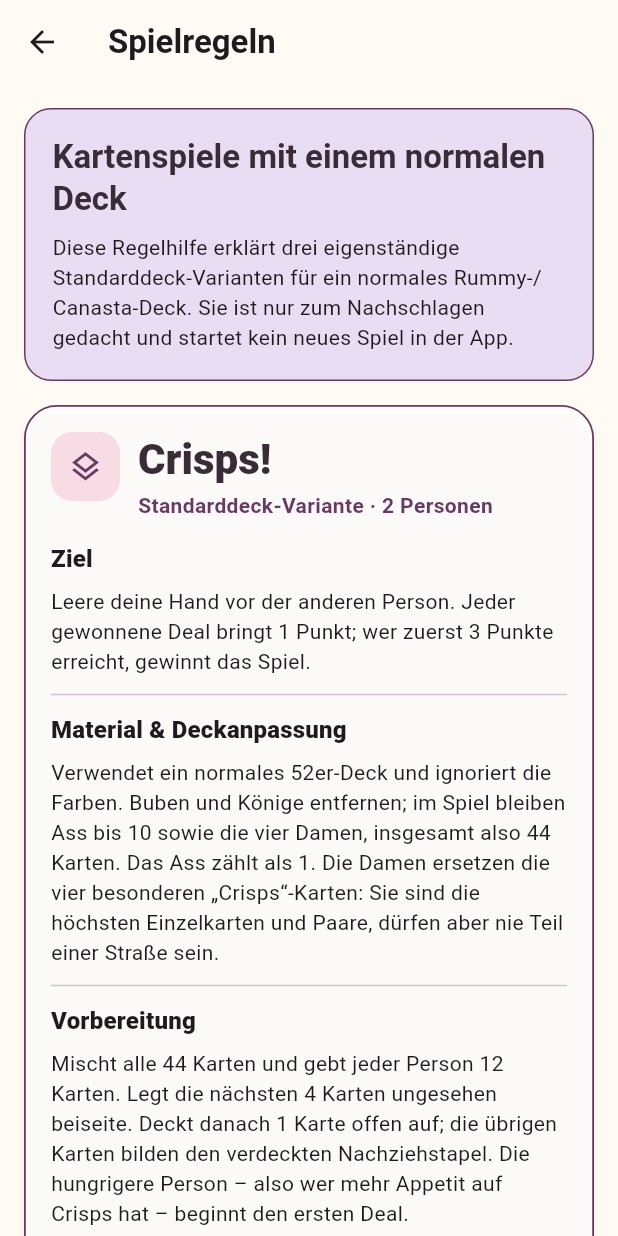
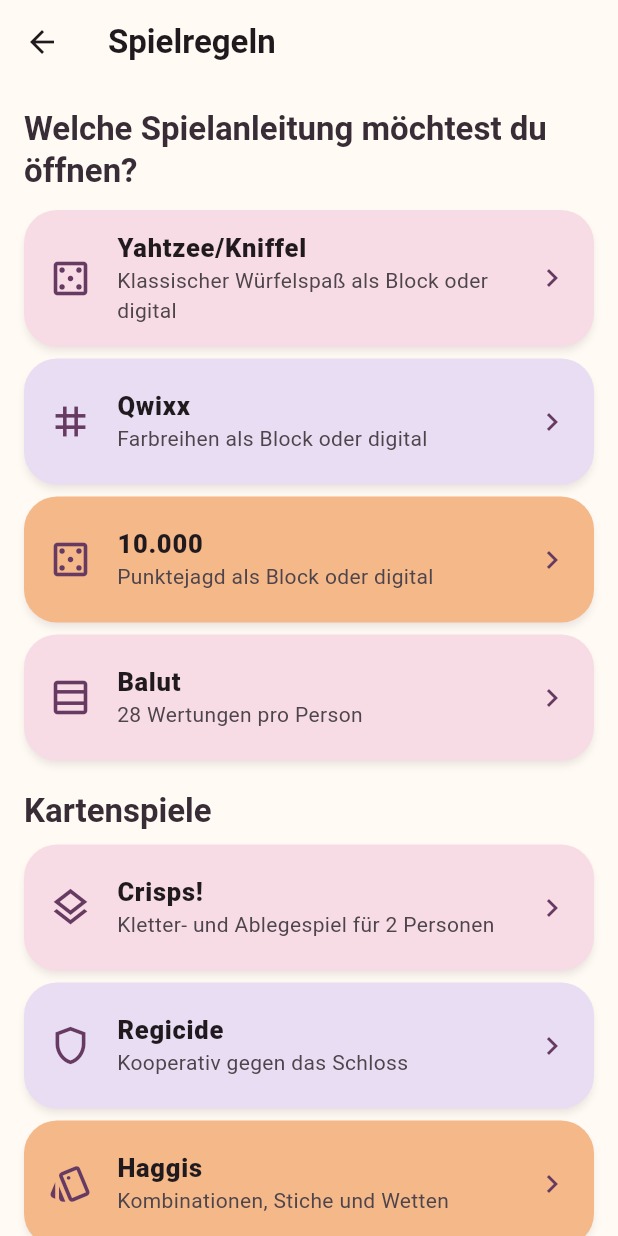
Before and after one commit to Weltenwanderer1/wuerfelblock, a Flutter app: the screen it shows after launch, after a tap on "Spielregeln", on a phone screen of 412 x 824 dp. Run offline on Flutter 3.47's test engine with Material 3 defaults, Android fonts, the phone set to English and light mode, and no system bars; our stand-ins replace shared_preferences.

Commit message:
fix: Spielauswahl und Regelnavigation überarbeiten

```diff
--- a/lib/screens/card_games_rules_screen.dart
+++ b/lib/screens/card_games_rules_screen.dart
@@ -2,11 +2,16 @@
 
 import '../core/app_theme.dart';
 
-class CardGamesRulesScreen extends StatelessWidget {
-  const CardGamesRulesScreen({super.key});
+enum CardGame { crisps, regicide, haggis }
+
+class CardGameRulesScreen extends StatelessWidget {
+  const CardGameRulesScreen({required this.game, super.key});
+
+  final CardGame game;
 
   static const _games = <_GameRules>[
     _GameRules(
+      kind: CardGame.crisps,
       keyName: 'crisps',
       title: 'Crisps!',
       subtitle: 'Standarddeck-Variante · 2 Personen',
@@ -44,6 +49,7 @@
       ],
     ),
     _GameRules(
+      kind: CardGame.regicide,
       keyName: 'regicide',
       title: 'Regicide',
       subtitle: 'Standarddeck-Variante · kooperativ · 1–4 Personen',
@@ -101,6 +107,7 @@
       ],
     ),
     _GameRules(
+      kind: CardGame.haggis,
       keyName: 'haggis',
       title: 'Haggis',
       subtitle: 'Standarddeck-Variante · 2–3 Personen',
@@ -148,25 +155,19 @@
   ];
 
   @override
-  Widget build(BuildContext context) => Scaffold(
-    appBar: AppBar(title: const Text('Spielregeln')),
+  Widget build(BuildContext context) {
+    final selectedGame = _games.firstWhere((item) => item.kind == game);
+    return Scaffold(
+      appBar: AppBar(title: Text('${selectedGame.title}-Regeln')),
       body: SelectionArea(
         child: SingleChildScrollView(
           padding: const EdgeInsets.fromLTRB(16, 16, 16, 32),
           child: Center(
             child: ConstrainedBox(
               constraints: const BoxConstraints(maxWidth: 760),
-            child: Column(
-              crossAxisAlignment: CrossAxisAlignment.stretch,
-              children: [
-                const _IntroCard(),
-                const SizedBox(height: 16),
-                for (final game in _games)
-                  _GameRulesCard(
-                    key: Key('card-game-rules-${game.keyName}'),
-                    game: game,
-                  ),
-              ],
+              child: _GameRulesCard(
+                key: Key('card-game-rules-${selectedGame.keyName}'),
+                game: selectedGame,
               ),
             ),
           ),
@@ -174,33 +175,6 @@
       ),
     );
   }
-
-class _IntroCard extends StatelessWidget {
-  const _IntroCard();
-
-  @override
-  Widget build(BuildContext context) => Container(
-    padding: const EdgeInsets.all(18),
-    decoration: BoxDecoration(
-      color: AppColors.lavender,
-      border: Border.all(color: AppColors.plum),
-      borderRadius: BorderRadius.circular(18),
-    ),
-    child: Column(
-      crossAxisAlignment: CrossAxisAlignment.start,
-      children: [
-        Text(
-          'Kartenspiele mit einem normalen Deck',
-          style: Theme.of(context).textTheme.titleLarge,
-        ),
-        const SizedBox(height: 8),
-        const Text(
-          'Diese Regelhilfe erklärt drei eigenständige Standarddeck-Varianten für ein normales Rummy-/Canasta-Deck. Sie ist nur zum Nachschlagen gedacht und startet kein neues Spiel in der App.',
-          style: TextStyle(height: 1.4),
-        ),
-      ],
-    ),
-  );
 }
 
 class _GameRulesCard extends StatelessWidget {
@@ -294,6 +268,7 @@
 
 class _GameRules {
   const _GameRules({
+    required this.kind,
     required this.keyName,
     required this.title,
     required this.subtitle,
@@ -302,6 +277,7 @@
     required this.sections,
   });
 
+  final CardGame kind;
   final String keyName;
   final String title;
   final String subtitle;
--- a/lib/screens/home_screen.dart
+++ b/lib/screens/home_screen.dart
@@ -1,13 +1,8 @@
 import 'package:flutter/material.dart';
 
 import '../core/app_theme.dart';
-import '../models/game_models.dart';
 import '../models/saved_game_state.dart';
-import 'balut_rules_screen.dart';
-import 'card_games_rules_screen.dart';
-import 'qwixx_rules_screen.dart';
-import 'rules_screen.dart';
-import 'ten_thousand_rules_screen.dart';
+import 'rules_selection_screen.dart';
 
 class HomeScreen extends StatelessWidget {
   const HomeScreen({
@@ -86,64 +81,16 @@
                   label: const Text('Neue Partie'),
                 ),
                 const SizedBox(height: 12),
-                Wrap(
-                  alignment: WrapAlignment.center,
-                  spacing: 8,
-                  runSpacing: 8,
-                  children: [
-                    TextButton.icon(
+                FilledButton.icon(
+                  key: const Key('rules-action'),
                   onPressed: () => Navigator.push<void>(
                     context,
                     MaterialPageRoute(
-                          builder: (_) =>
-                              const RulesScreen(ruleSet: RuleSet.kniffel),
-                        ),
-                      ),
-                      icon: const Icon(Icons.menu_book_outlined),
-                      label: const Text('Yahtzee/Kniffel-Regeln'),
-                    ),
-                    TextButton.icon(
-                      onPressed: () => Navigator.push<void>(
-                        context,
-                        MaterialPageRoute(
-                          builder: (_) => const QwixxRulesScreen(),
-                        ),
-                      ),
-                      icon: const Icon(Icons.menu_book_outlined),
-                      label: const Text('Qwixx-Regeln'),
-                    ),
-                    TextButton.icon(
-                      onPressed: () => Navigator.push<void>(
-                        context,
-                        MaterialPageRoute(
-                          builder: (_) => const TenThousandRulesScreen(),
-                        ),
-                      ),
-                      icon: const Icon(Icons.menu_book_outlined),
-                      label: const Text('10.000-Regeln'),
-                    ),
-                    TextButton.icon(
-                      onPressed: () => Navigator.push<void>(
-                        context,
-                        MaterialPageRoute(
-                          builder: (_) => const BalutRulesScreen(),
-                        ),
-                      ),
-                      icon: const Icon(Icons.menu_book_outlined),
-                      label: const Text('Balut-Regeln'),
-                    ),
-                    TextButton.icon(
-                      key: const Key('card-games-rules-action'),
-                      onPressed: () => Navigator.push<void>(
-                        context,
-                        MaterialPageRoute(
-                          builder: (_) => const CardGamesRulesScreen(),
+                      builder: (_) => const RulesSelectionScreen(),
                     ),
                   ),
                   icon: const Icon(Icons.menu_book_outlined),
                   label: const Text('Spielregeln'),
-                    ),
-                  ],
                 ),
                 const SizedBox(height: 20),
                 const Text(
--- /dev/null
+++ b/lib/screens/rules_selection_screen.dart
@@ -0,0 +1,125 @@
+import 'package:flutter/material.dart';
+
+import '../core/app_theme.dart';
+import '../models/game_models.dart';
+import 'balut_rules_screen.dart';
+import 'card_games_rules_screen.dart';
+import 'qwixx_rules_screen.dart';
+import 'rules_screen.dart';
+import 'ten_thousand_rules_screen.dart';
+
+class RulesSelectionScreen extends StatelessWidget {
+  const RulesSelectionScreen({super.key});
+
+  @override
+  Widget build(BuildContext context) => Scaffold(
+    appBar: AppBar(title: const Text('Spielregeln')),
+    body: ListView(
+      padding: const EdgeInsets.fromLTRB(16, 16, 16, 32),
+      children: [
+        Text(
+          'Welche Spielanleitung möchtest du öffnen?',
+          style: Theme.of(context).textTheme.titleLarge,
+        ),
+        const SizedBox(height: 12),
+        const _RuleLink(
+          key: Key('rules-link-yahtzee'),
+          title: 'Yahtzee/Kniffel',
+          subtitle: 'Klassischer Würfelspaß als Block oder digital',
+          icon: Icons.casino_outlined,
+          accent: AppColors.rose,
+          ruleScreen: RulesScreen(ruleSet: RuleSet.kniffel),
+        ),
+        const _RuleLink(
+          key: Key('rules-link-qwixx'),
+          title: 'Qwixx',
+          subtitle: 'Farbreihen als Block oder digital',
+          icon: Icons.grid_3x3_outlined,
+          accent: AppColors.lavender,
+          ruleScreen: QwixxRulesScreen(),
+        ),
+        const _RuleLink(
+          key: Key('rules-link-ten-thousand'),
+          title: '10.000',
+          subtitle: 'Punktejagd als Block oder digital',
+          icon: Icons.casino_outlined,
+          accent: AppColors.apricot,
+          ruleScreen: TenThousandRulesScreen(),
+        ),
+        const _RuleLink(
+          key: Key('rules-link-balut'),
+          title: 'Balut',
+          subtitle: '28 Wertungen pro Person',
+          icon: Icons.table_rows_outlined,
+          accent: AppColors.rose,
+          ruleScreen: BalutRulesScreen(),
+        ),
+        const SizedBox(height: 12),
+        Text('Kartenspiele', style: Theme.of(context).textTheme.titleLarge),
+        const SizedBox(height: 8),
+        const _RuleLink(
+          key: Key('rules-link-crisps'),
+          title: 'Crisps!',
+          subtitle: 'Kletter- und Ablegespiel für 2 Personen',
+          icon: Icons.layers_outlined,
+          accent: AppColors.rose,
+          ruleScreen: CardGameRulesScreen(game: CardGame.crisps),
+        ),
+        const _RuleLink(
+          key: Key('rules-link-regicide'),
+          title: 'Regicide',
+          subtitle: 'Kooperativ gegen das Schloss',
+          icon: Icons.shield_outlined,
+          accent: AppColors.lavender,
+          ruleScreen: CardGameRulesScreen(game: CardGame.regicide),
+        ),
+        const _RuleLink(
+          key: Key('rules-link-haggis'),
+          title: 'Haggis',
+          subtitle: 'Kombinationen, Stiche und Wetten',
+          icon: Icons.style_outlined,
+          accent: AppColors.apricot,
+          ruleScreen: CardGameRulesScreen(game: CardGame.haggis),
+        ),
+      ],
+    ),
+  );
+}
+
+class _RuleLink extends StatelessWidget {
+  const _RuleLink({
+    required this.title,
+    required this.subtitle,
+    required this.icon,
+    required this.accent,
+    required this.ruleScreen,
+    super.key,
+  });
+
+  final String title;
+  final String subtitle;
+  final IconData icon;
+  final Color accent;
+  final Widget ruleScreen;
+
+  @override
+  Widget build(BuildContext context) => Card(
+    color: accent,
+    margin: const EdgeInsets.only(bottom: 8),
+    child: Semantics(
+      button: true,
+      label: '$title: $subtitle',
+      child: ListTile(
+        contentPadding: const EdgeInsets.symmetric(horizontal: 16, vertical: 6),
+        leading: Icon(icon, color: AppColors.plum, size: 30),
+        title: Text(title, style: const TextStyle(fontWeight: FontWeight.w800)),
+        subtitle: Text(subtitle),
+        trailing: const Icon(Icons.chevron_right, color: AppColors.plum),
+        onTap: () => Navigator.push<void>(
+          context,
+          MaterialPageRoute(builder: (_) => ruleScreen),
+        ),
+      ),
+    ),
+  );
+}
--- a/lib/screens/setup_screen.dart
+++ b/lib/screens/setup_screen.dart
@@ -198,11 +198,14 @@
       children: [
         Text('Spiel', style: Theme.of(context).textTheme.titleLarge),
         const SizedBox(height: 10),
-        Wrap(
+        LayoutBuilder(
+          builder: (context, constraints) {
+            final cardWidth = (constraints.maxWidth - 10) / 2;
+            return Wrap(
               children: [
                 for (final item in publicGameKinds)
                   SizedBox(
-                width: 180,
+                    width: cardWidth,
                     child: _ChoiceCard(
                       label: item.label,
                       detail: item.detail,
@@ -211,6 +214,8 @@
                     ),
                   ),
               ],
+            );
+          },
         ),
         const SizedBox(height: 22),
         Text('Spielart', style: Theme.of(context).textTheme.titleLarge),
--- a/pubspec.yaml
+++ b/pubspec.yaml
@@ -16,7 +16,7 @@
 # https://developer.apple.com/library/archive/documentation/General/Reference/InfoPlistKeyReference/Articles/CoreFoundationKeys.html
 # In Windows, build-name is used as the major, minor, and patch parts
 # of the product and file versions while build-number is used as the build suffix.
-version: 1.4.3+9
+version: 1.4.4+10
 
 environment:
   sdk: ^3.11.3
```
Also changed, not shown: 4 other files. Lines whose indentation alone changed are shown as unchanged.
